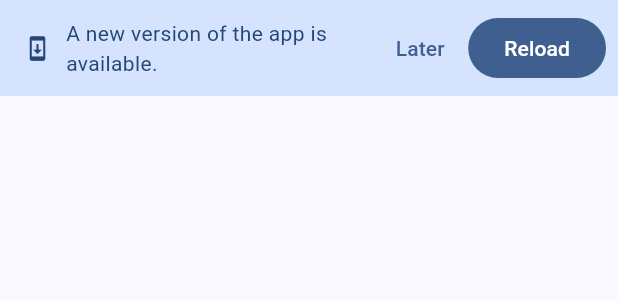
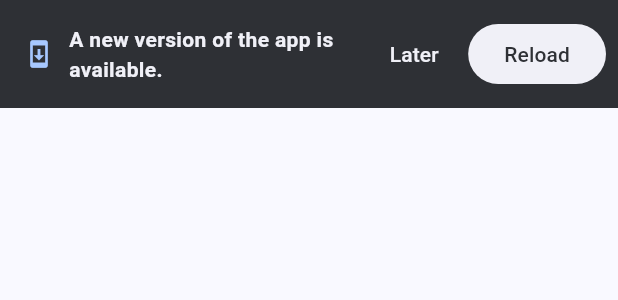
Before and after one commit to jimzucker/iHaveAnnuities, a Flutter app: the _UpdateBanner widget shown alone on an empty page, opened directly, on a phone screen of 412 x 824 dp. Shown: the top 300 px of the screen. Run offline on Flutter 3.47's test engine with Material 3 defaults, Android fonts, the phone set to English and light mode, and no system bars; our stand-ins replace data_table_2, file_picker, shared_preferences, web; missing offline and left inert: cryptography, dart:js_interop, excel, file_saver; accounts and stored records are empty; network calls fail.

Commit message:
Make the new-version reload banner stand out (v1.6.8) (#18)
The update prompt used cs.primaryContainer, a pale tint that blended into the
light page and was easy to miss. Switch to a high-contrast inverse-surface bar
(the SnackBar surface role): dark background, bold text, a light Reload pill,
larger icon + more padding. Theme-aware via semantic roles (flips in dark mode).
Copy and button types unchanged, so the existing banner widget test still passes.

Co-authored-by: Claude Opus 4.8 <noreply@anthropic.com>

```diff
--- a/app/lib/ui/portfolio_screen.dart
+++ b/app/lib/ui/portfolio_screen.dart
@@ -544,23 +544,31 @@ class _UpdateBanner extends StatelessWidget {
   Widget build(BuildContext context) {
     final cs = Theme.of(context).colorScheme;
     final store = context.read<PortfolioStore>();
+    // High-contrast inverse-surface bar (the SnackBar surface role) so the
+    // update prompt stands out against the light page instead of blending in.
     return Material(
-      color: cs.primaryContainer,
+      color: cs.inverseSurface,
       child: Padding(
-        padding: const EdgeInsets.fromLTRB(16, 8, 8, 8),
+        padding: const EdgeInsets.fromLTRB(16, 12, 8, 12),
         child: Row(children: [
-          Icon(Icons.system_update, size: 18, color: cs.onPrimaryContainer),
+          Icon(Icons.system_update, size: 20, color: cs.inversePrimary),
           const SizedBox(width: 10),
           Expanded(
             child: Text('A new version of the app is available.',
-                style: TextStyle(color: cs.onPrimaryContainer)),
+                style: TextStyle(
+                    color: cs.onInverseSurface, fontWeight: FontWeight.w600)),
           ),
           TextButton(
             onPressed: store.dismissNewVersion,
+            style: TextButton.styleFrom(foregroundColor: cs.onInverseSurface),
             child: const Text('Later'),
           ),
+          const SizedBox(width: 4),
           FilledButton(
             onPressed: reloadApp,
+            style: FilledButton.styleFrom(
+                backgroundColor: cs.onInverseSurface,
+                foregroundColor: cs.inverseSurface),
             child: const Text('Reload'),
           ),
         ]),
--- a/app/pubspec.yaml
+++ b/app/pubspec.yaml
@@ -16,7 +16,7 @@ publish_to: 'none' # Remove this line if you wish to publish to pub.dev
 # https://developer.apple.com/library/archive/documentation/General/Reference/InfoPlistKeyReference/Articles/CoreFoundationKeys.html
 # In Windows, build-name is used as the major, minor, and patch parts
 # of the product and file versions while build-number is used as the build suffix.
-version: 1.6.7+1
+version: 1.6.8+1
 
 environment:
   sdk: ^3.11.5
```
